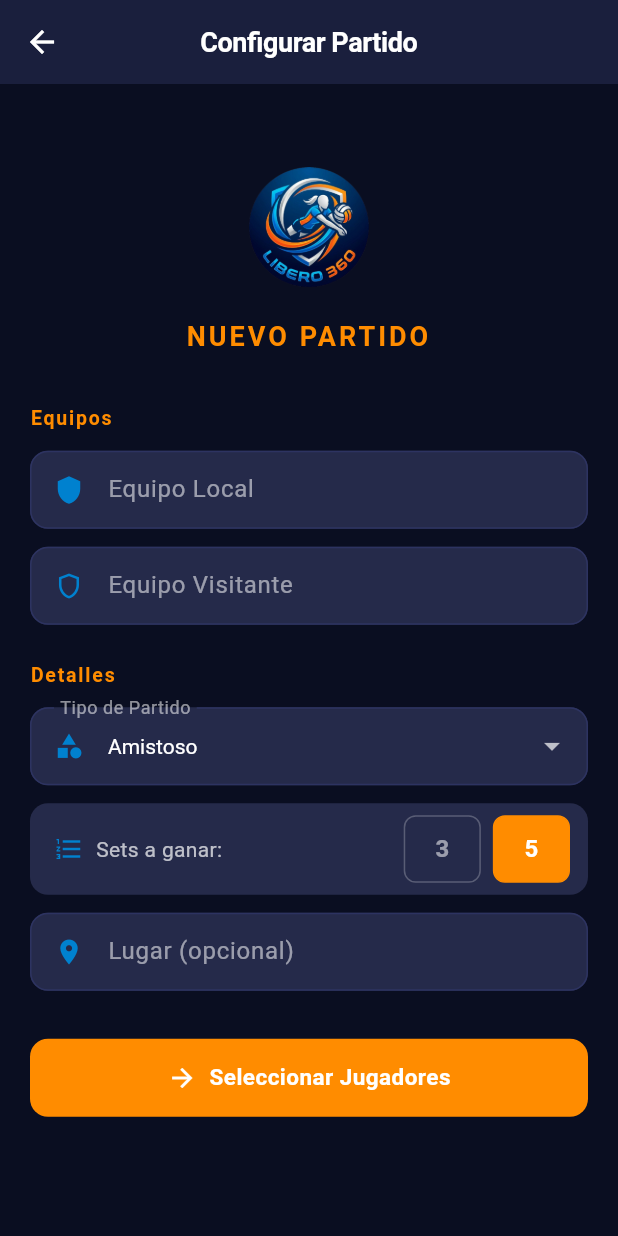
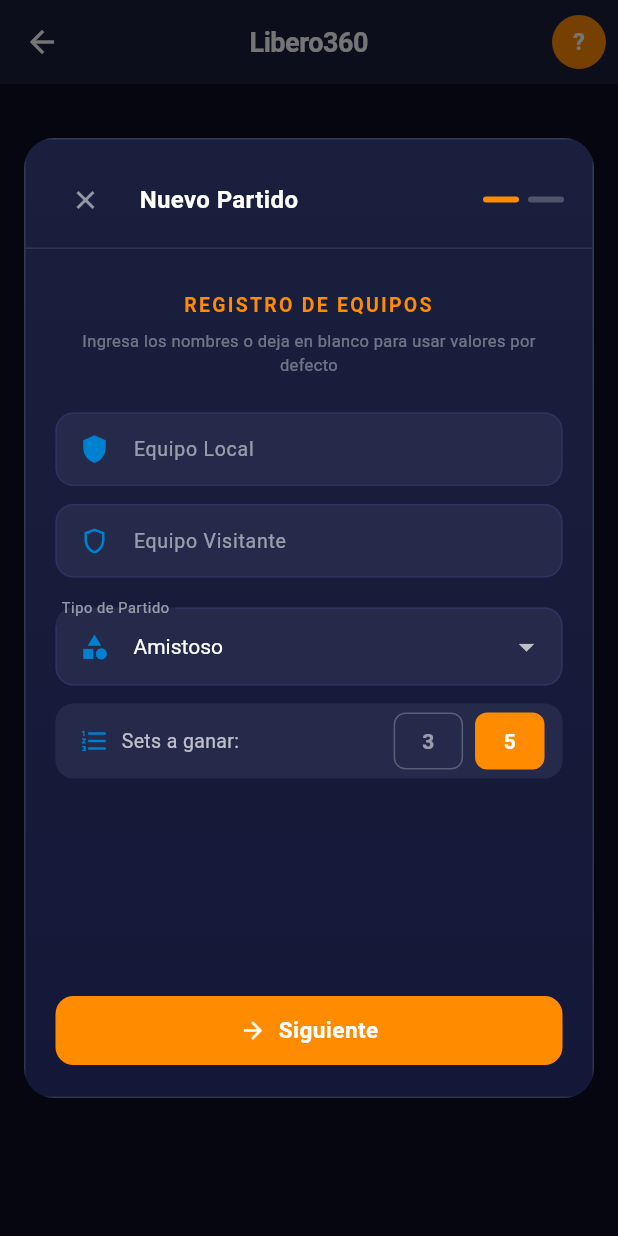
Before and after one commit to KelvinSilva0207/Libero360, a Flutter app: the HomeScreen screen opened directly, after a tap on "Partidos", on a phone screen of 412 x 824 dp. Run offline on Flutter 3.47's test engine with Material 3 defaults, Android fonts, the phone set to English and light mode, and no system bars; our stand-ins replace fl_chart, font_awesome_flutter, sembast_web; accounts and stored records are empty.

Commit message:
Match: nuevo dialog 2 pasos, endDrawer, posicion sinDefinir (2026-05-29 00:28:46)

```diff
--- a/lib/features/estadisticas/data/models/player.dart
+++ b/lib/features/estadisticas/data/models/player.dart
@@ -4,6 +4,7 @@ enum Posicion {
   central,
   receptor,
   libre,
+  sinDefinir,
 }
 
 enum EstadoSalud {
@@ -18,7 +19,7 @@ class Player {
   String cedula = '';
   DateTime fechaNacimiento = DateTime.now();
   int numero = 0;
-  Posicion posicion = Posicion.colocador;
+  Posicion posicion = Posicion.sinDefinir;
   bool esCapitan = false;
   String? fotoUrl;
   EstadoSalud estadoSalud = EstadoSalud.disponible;
@@ -32,7 +33,7 @@ class Player {
     required String cedula,
     required DateTime fechaNacimiento,
     required int numero,
-    required Posicion posicion,
+    Posicion posicion = Posicion.sinDefinir,
     bool esCapitan = false,
     String? fotoUrl,
     EstadoSalud estadoSalud = EstadoSalud.disponible,
@@ -68,6 +69,7 @@ class Player {
       case Posicion.central: return 'Central';
       case Posicion.receptor: return 'Punta';
       case Posicion.libre: return 'Líbero';
+      case Posicion.sinDefinir: return 'Sin definir';
     }
   }
 
--- a/lib/features/estadisticas/presentation/views/play_by_play_screen.dart
+++ b/lib/features/estadisticas/presentation/views/play_by_play_screen.dart
@@ -521,6 +521,7 @@ class _PlayByPlayContent extends StatelessWidget {
       case Posicion.central: return 'Central';
       case Posicion.receptor: return 'Punta (Receptor)';
       case Posicion.libre: return 'Líbero';
+      case Posicion.sinDefinir: return 'Sin definir';
     }
   }
 }
--- /dev/null
+++ b/lib/features/partido/presentation/views/match_start_dialog.dart
@@ -0,0 +1,497 @@
+import 'package:flutter/material.dart';
+import '../../../../core/themes/app_colors.dart';
+import '../../../estadisticas/data/models/models.dart';
+import '../../../estadisticas/data/local_db/database_service.dart';
+import '../../data/match_config.dart';
+import 'match_screen.dart';
+
+class MatchStartDialog extends StatefulWidget {
+  const MatchStartDialog({super.key});
+
+  @override
+  State<MatchStartDialog> createState() => _MatchStartDialogState();
+}
+
+class _MatchStartDialogState extends State<MatchStartDialog> {
+  final _pageCtrl = PageController();
+  final _localCtrl = TextEditingController();
+  final _visitorCtrl = TextEditingController();
+
+  TipoPartido _tipoPartido = TipoPartido.amistoso;
+  int _setsTotales = 5;
+
+  // Step 2
+  List<Player> _allPlayers = [];
+  final Set<int> _selectedIds = {};
+  bool _loadingPlayers = true;
+  String _filter = '';
+
+  int _currentPage = 0;
+
+  @override
+  void initState() {
+    super.initState();
+    _loadPlayers();
+  }
+
+  @override
+  void dispose() {
+    _pageCtrl.dispose();
+    _localCtrl.dispose();
+    _visitorCtrl.dispose();
+    super.dispose();
+  }
+
+  Future<void> _loadPlayers() async {
+    try {
+      await DatabaseService.instance.initialize();
+      final players = await DatabaseService.instance.getAllPlayers();
+      if (mounted) {
+        setState(() {
+          _allPlayers = players;
+          _loadingPlayers = false;
+        });
+      }
+    } catch (_) {
+      if (mounted) setState(() => _loadingPlayers = false);
+    }
+  }
+
+  void _irAlPaso2() {
+    _pageCtrl.animateToPage(1, duration: const Duration(milliseconds: 350), curve: Curves.easeInOut);
+  }
+
+  void _finalizar() {
+    final local = _localCtrl.text.trim();
+    final visitor = _visitorCtrl.text.trim();
+    final selected = _allPlayers.where((p) => _selectedIds.contains(p.id)).toList();
+
+    final config = MatchConfig(
+      localName: local.isNotEmpty ? local : 'Local',
+      visitorName: visitor.isNotEmpty ? visitor : 'Visitante',
+      setsTotales: _setsTotales,
+      tipoPartido: _tipoPartido,
+      lugar: null,
+      selectedPlayers: selected.take(12).toList(),
+    );
+
+    Navigator.of(context).pop();
+    Navigator.of(context, rootNavigator: true).push(
+      MaterialPageRoute(builder: (_) => MatchScreen(config: config)),
+    );
+  }
+
+  List<Player> get _filteredPlayers {
+    if (_filter.isEmpty) return _allPlayers;
+    final q = _filter.toLowerCase();
+    return _allPlayers.where((p) =>
+      p.nombre.toLowerCase().contains(q) ||
+      p.cedula.toLowerCase().contains(q) ||
+      '${p.numero}'.contains(q)
+    ).toList();
+  }
+
+  @override
+  Widget build(BuildContext context) {
+    return Dialog(
+      backgroundColor: Colors.transparent,
+      insetPadding: const EdgeInsets.all(16),
+      child: ClipRRect(
+        borderRadius: BorderRadius.circular(20),
+        child: Container(
+          constraints: const BoxConstraints(maxHeight: 640, maxWidth: 480),
+          decoration: BoxDecoration(
+            gradient: const LinearGradient(
+              colors: [AppColors.surface, Color(0xFF141838)],
+              begin: Alignment.topCenter,
+              end: Alignment.bottomCenter,
+            ),
+            border: Border.all(color: Colors.white12),
+          ),
+          child: Column(
+            mainAxisSize: MainAxisSize.min,
+            children: [
+              _buildHeader(),
+              Flexible(
+                child: PageView(
+                  controller: _pageCtrl,
+                  physics: const NeverScrollableScrollPhysics(),
+                  onPageChanged: (i) => setState(() => _currentPage = i),
+                  children: [
+                    _buildStep1(),
+                    _buildStep2(),
+                  ],
+                ),
+              ),
+            ],
+          ),
+        ),
+      ),
+    );
+  }
+
+  Widget _buildHeader() {
+    return Container(
+      padding: const EdgeInsets.fromLTRB(16, 16, 16, 8),
+      decoration: const BoxDecoration(
+        border: Border(bottom: BorderSide(color: Colors.white10)),
+      ),
+      child: Row(
+        children: [
+          IconButton(
+            icon: const Icon(Icons.close, color: Colors.white54, size: 20),
+            onPressed: () => Navigator.of(context).pop(),
+            padding: EdgeInsets.zero,
+            constraints: const BoxConstraints(),
+          ),
+          const SizedBox(width: 12),
+          Expanded(
+            child: Text(
+              'Nuevo Partido',
+              style: const TextStyle(color: Colors.white, fontSize: 16, fontWeight: FontWeight.bold),
+            ),
+          ),
+          _buildStepIndicator(),
+        ],
+      ),
+    );
+  }
+
+  Widget _buildStepIndicator() {
+    return Row(
+      mainAxisSize: MainAxisSize.min,
+      children: [0, 1].map((i) {
+        final isActive = i == _currentPage;
+        final isDone = i < _currentPage;
+        return Container(
+          margin: const EdgeInsets.symmetric(horizontal: 3),
+          width: 24, height: 4,
+          decoration: BoxDecoration(
+            borderRadius: BorderRadius.circular(2),
+            color: isActive ? AppColors.accent : (isDone ? AppColors.accent.withValues(alpha: 0.5) : Colors.white24),
+          ),
+        );
+      }).toList(),
+    );
+  }
+
+  // ========== STEP 1 ==========
+
+  Widget _buildStep1() {
+    return Padding(
+      padding: const EdgeInsets.all(20),
+      child: Column(
+        crossAxisAlignment: CrossAxisAlignment.stretch,
+        mainAxisSize: MainAxisSize.min,
+        children: [
+          const SizedBox(height: 8),
+          const Text(
+            'REGISTRO DE EQUIPOS',
+            textAlign: TextAlign.center,
+            style: TextStyle(color: AppColors.accent, fontSize: 13, fontWeight: FontWeight.bold, letterSpacing: 1.5),
+          ),
+          const SizedBox(height: 6),
+          const Text(
+            'Ingresa los nombres o deja en blanco para usar valores por defecto',
+            textAlign: TextAlign.center,
+            style: TextStyle(color: Colors.white38, fontSize: 11),
+          ),
+          const SizedBox(height: 24),
+          _buildField(_localCtrl, 'Equipo Local', Icons.shield),
+          const SizedBox(height: 12),
+          _buildField(_visitorCtrl, 'Equipo Visitante', Icons.shield_outlined),
+          const SizedBox(height: 20),
+          _buildTipoDropdown(),
+          const SizedBox(height: 12),
+          _buildSetsSelector(),
+          const Spacer(),
+          FilledButton.icon(
+            onPressed: _irAlPaso2,
+            icon: const Icon(Icons.arrow_forward, size: 18),
+            label: const Text('Siguiente'),
+            style: FilledButton.styleFrom(
+              backgroundColor: AppColors.accent,
+              foregroundColor: Colors.white,
+              padding: const EdgeInsets.symmetric(vertical: 14),
+              shape: RoundedRectangleBorder(borderRadius: BorderRadius.circular(12)),
+            ),
+          ),
+        ],
+      ),
+    );
+  }
+
+  Widget _buildField(TextEditingController ctrl, String label, IconData icon) {
+    return TextField(
+      controller: ctrl,
+      style: const TextStyle(color: Colors.white, fontSize: 14),
+      decoration: InputDecoration(
+        labelText: label,
+        labelStyle: const TextStyle(color: Colors.white54, fontSize: 13),
+        prefixIcon: Padding(
+          padding: const EdgeInsetsDirectional.only(start: 12, end: 8),
+          child: Icon(icon, color: AppColors.primary, size: 20),
+        ),
+        filled: true,
+        fillColor: AppColors.surfaceLight,
+        border: OutlineInputBorder(borderRadius: BorderRadius.circular(12), borderSide: BorderSide.none),
+        focusedBorder: OutlineInputBorder(
+          borderRadius: BorderRadius.circular(12),
+          borderSide: const BorderSide(color: AppColors.accent),
+        ),
+        contentPadding: const EdgeInsets.symmetric(vertical: 14),
+      ),
+    );
+  }
+
+  Widget _buildTipoDropdown() {
+    return DropdownButtonFormField<TipoPartido>(
+      value: _tipoPartido,
+      dropdownColor: AppColors.surfaceLight,
+      style: const TextStyle(color: Colors.white, fontSize: 14),
+      decoration: InputDecoration(
+        labelText: 'Tipo de Partido',
+        labelStyle: const TextStyle(color: Colors.white54, fontSize: 13),
+        prefixIcon: const Padding(
+          padding: EdgeInsetsDirectional.only(start: 12, end: 8),
+          child: Icon(Icons.category, color: AppColors.primary, size: 20),
+        ),
+        filled: true,
+        fillColor: AppColors.surfaceLight,
+        border: OutlineInputBorder(borderRadius: BorderRadius.circular(12), borderSide: BorderSide.none),
+        contentPadding: const EdgeInsets.symmetric(vertical: 14),
+      ),
+      items: const [
+        DropdownMenuItem(value: TipoPartido.amistoso, child: Text('Amistoso')),
+        DropdownMenuItem(value: TipoPartido.liga, child: Text('Liga')),
+        DropdownMenuItem(value: TipoPartido.torneo, child: Text('Torneo')),
+      ],
+      onChanged: (v) {
+        if (v != null) setState(() => _tipoPartido = v);
+      },
+    );
+  }
+
+  Widget _buildSetsSelector() {
+    return Container(
+      padding: const EdgeInsets.symmetric(horizontal: 12, vertical: 6),
+      decoration: BoxDecoration(
+        color: AppColors.surfaceLight,
+        borderRadius: BorderRadius.circular(12),
+      ),
+      child: Row(
+        children: [
+          const Padding(
+            padding: EdgeInsetsDirectional.only(start: 4, end: 8),
+            child: Icon(Icons.format_list_numbered, color: AppColors.primary, size: 20),
+          ),
+          const Text('Sets a ganar:', style: TextStyle(color: Colors.white70, fontSize: 13)),
+          const Spacer(),
+          _setChip(3),
+          const SizedBox(width: 8),
+          _setChip(5),
+        ],
+      ),
+    );
+  }
+
+  Widget _setChip(int n) {
+    final selected = _setsTotales == n;
+    return GestureDetector(
+      onTap: () => setState(() => _setsTotales = n),
+      child: Container(
+        padding: const EdgeInsets.symmetric(horizontal: 18, vertical: 8),
+        decoration: BoxDecoration(
+          color: selected ? AppColors.accent : Colors.transparent,
+          borderRadius: BorderRadius.circular(8),
+          border: Border.all(color: selected ? AppColors.accent : Colors.white24),
+        ),
+        child: Text(
+          '$n',
+          style: TextStyle(
+            color: selected ? Colors.white : Colors.white54,
+            fontWeight: FontWeight.bold,
+            fontSize: 14,
+          ),
+        ),
+      ),
+    );
+  }
+
+  // ========== STEP 2 ==========
+
+  Widget _buildStep2() {
+    return Padding(
+      padding: const EdgeInsets.fromLTRB(16, 8, 16, 16),
+      child: Column(
+        crossAxisAlignment: CrossAxisAlignment.stretch,
+        mainAxisSize: MainAxisSize.min,
+        children: [
+          const Text(
+            'ELIGE A TUS ATLETAS',
+            textAlign: TextAlign.center,
+            style: TextStyle(color: AppColors.accent, fontSize: 13, fontWeight: FontWeight.bold, letterSpacing: 1.5),
+          ),
+          const SizedBox(height: 4),
+          Container(
+            padding: const EdgeInsets.symmetric(horizontal: 10, vertical: 4),
+            decoration: BoxDecoration(
+              color: _selectedIds.length >= 6
+                  ? Colors.green.withValues(alpha: 0.15)
+                  : Colors.white.withValues(alpha: 0.05),
+              borderRadius: BorderRadius.circular(8),
+            ),
+            child: Text(
+              'Atletas seleccionados: ${_selectedIds.length}',
+              textAlign: TextAlign.center,
+              style: TextStyle(
+                color: _selectedIds.length >= 6 ? Colors.green : Colors.white54,
+                fontSize: 12,
+                fontWeight: FontWeight.w500,
+              ),
+            ),
+          ),
+          const SizedBox(height: 8),
+          TextField(
+            style: const TextStyle(color: Colors.white, fontSize: 13),
+            decoration: InputDecoration(
+              hintText: 'Buscar por nombre, cédula o número...',
+              hintStyle: const TextStyle(color: Colors.white24, fontSize: 12),
+              prefixIcon: const Padding(
+                padding: EdgeInsetsDirectional.only(start: 12, end: 8),
+                child: Icon(Icons.search, color: Colors.white24, size: 18),
+              ),
+              suffixIcon: _filter.isNotEmpty
+                  ? IconButton(
+                      icon: const Icon(Icons.clear, color: Colors.white38, size: 16),
+                      onPressed: () => setState(() => _filter = ''),
+                      padding: EdgeInsets.zero,
+                      constraints: const BoxConstraints(),
+                    )
+                  : null,
+              filled: true,
+              fillColor: AppColors.surfaceLight,
+              border: OutlineInputBorder(borderRadius: BorderRadius.circular(10), borderSide: BorderSide.none),
+              contentPadding: const EdgeInsets.symmetric(vertical: 10),
+            ),
+            onChanged: (v) => setState(() => _filter = v),
+          ),
+          const SizedBox(height: 8),
+          Flexible(
+            child: _loadingPlayers
+                ? const Center(child: CircularProgressIndicator(color: AppColors.accent))
+                : _allPlayers.isEmpty
+                    ? _emptyState()
+                    : _playerList(),
+          ),
+          const SizedBox(height: 8),
+          FilledButton.icon(
+            onPressed: _finalizar,
+            icon: const Icon(Icons.play_arrow, size: 18),
+            label: Text(
+              _selectedIds.isEmpty ? 'Comenzar Partido' : 'Iniciar (${_selectedIds.length})',
+            ),
+            style: FilledButton.styleFrom(
+              backgroundColor: AppColors.accent,
+              foregroundColor: Colors.white,
+              padding: const EdgeInsets.symmetric(vertical: 14),
+              shape: RoundedRectangleBorder(borderRadius: BorderRadius.circular(12)),
+            ),
+          ),
+        ],
+      ),
+    );
+  }
+
+  Widget _emptyState() {
+    return Center(
+      child: Column(
+        mainAxisSize: MainAxisSize.min,
+        children: [
+          const Icon(Icons.people_outline, color: Colors.white24, size: 48),
+          const SizedBox(height: 8),
+          const Text('No hay atletas registrados', style: TextStyle(color: Colors.white54, fontSize: 14)),
+          const SizedBox(height: 4),
+          const Text('Agrega atletas desde la sección Atletas', style: TextStyle(color: Colors.white38, fontSize: 12)),
+        ],
+      ),
+    );
+  }
+
+  Widget _playerList() {
+    final players = _filteredPlayers;
+    return ListView.builder(
+      padding: EdgeInsets.zero,
+      itemCount: players.length,
+      itemBuilder: (_, i) => _playerTile(players[i]),
+    );
+  }
+
+  Widget _playerTile(Player p) {
+    final selected = _selectedIds.contains(p.id);
+    return Container(
+      margin: const EdgeInsets.only(bottom: 5),
+      decoration: BoxDecoration(
+        color: AppColors.surfaceLight,
+        borderRadius: BorderRadius.circular(10),
+        border: Border.all(
+          color: selected ? AppColors.accent.withValues(alpha: 0.5) : Colors.transparent,
+          width: 1.2,
+        ),
+      ),
+      child: InkWell(
+        onTap: () => setState(() {
+          if (selected) { _selectedIds.remove(p.id); } else { _selectedIds.add(p.id); }
+        }),
+        borderRadius: BorderRadius.circular(10),
+        child: Padding(
+          padding: const EdgeInsets.symmetric(horizontal: 10, vertical: 8),
+          child: Row(
+            children: [
+              CircleAvatar(
+                radius: 16,
+                backgroundColor: selected ? AppColors.accent : AppColors.primary,
+                child: Text('${p.numero}', style: const TextStyle(fontWeight: FontWeight.bold, color: Colors.white, fontSize: 12)),
+              ),
+              const SizedBox(width: 8),
+              Expanded(
+                child: Column(
+                  crossAxisAlignment: CrossAxisAlignment.start,
+                  children: [
+                    Text(p.nombre, style: const TextStyle(color: Colors.white, fontWeight: FontWeight.w500, fontSize: 13)),
+                    const SizedBox(height: 1),
+                    Row(
+                      children: [
+                        Text('Cédula: ${p.cedula}', style: const TextStyle(color: Colors.white38, fontSize: 10)),
+                        const SizedBox(width: 6),
+                        Container(
+                          padding: const EdgeInsets.symmetric(horizontal: 5, vertical: 1),
+                          decoration: BoxDecoration(
+                            color: AppColors.primary.withValues(alpha: 0.2),
+                            borderRadius: BorderRadius.circular(4),
+                          ),
+                          child: Text(p.posicionLabel, style: const TextStyle(color: AppColors.primary, fontSize: 9, fontWeight: FontWeight.w500)),
+                        ),
+                      ],
+                    ),
+                  ],
+                ),
+              ),
+              Checkbox(
+                value: selected,
+                onChanged: (_) => setState(() {
+                  if (selected) { _selectedIds.remove(p.id); } else { _selectedIds.add(p.id); }
+                }),
+                activeColor: AppColors.accent,
+                checkColor: Colors.white,
+                side: const BorderSide(color: Colors.white24),
+                materialTapTargetSize: MaterialTapTargetSize.shrinkWrap,
+                visualDensity: VisualDensity.compact,
+              ),
+            ],
+          ),
+        ),
+      ),
+    );
+  }
+}
--- a/lib/features/partido/presentation/widgets/volleyball_court_widget.dart
+++ b/lib/features/partido/presentation/widgets/volleyball_court_widget.dart
@@ -264,6 +264,7 @@ class _PlayerAvatarState extends State<_PlayerAvatar> {
       case Posicion.central: return 'CTR';
       case Posicion.receptor: return 'PUN';
       case Posicion.libre: return 'LIB';
+      case Posicion.sinDefinir: return '—';
     }
   }
 }
--- a/lib/main.dart
+++ b/lib/main.dart
@@ -3,7 +3,7 @@ import 'package:font_awesome_flutter/font_awesome_flutter.dart';
 import 'package:provider/provider.dart';
 import 'core/themes/app_theme.dart';
 import 'features/auth/auth.dart';
-import 'features/partido/presentation/views/match_setup_screen.dart';
+import 'features/partido/presentation/views/match_start_dialog.dart';
 import 'features/asistencia/asistencia.dart';
 import 'features/estadisticas/presentation/views/play_by_play_screen.dart';
 
@@ -213,8 +213,9 @@ class HomeScreen extends StatelessWidget {
                           icon: FontAwesomeIcons.volleyball,
                           label: 'Partidos',
                           isWide: isWide,
-                          onTap: () => Navigator.push(
-                            context, MaterialPageRoute(builder: (_) => const MatchSetupScreen()),
+                          onTap: () => showDialog(
+                            context: context,
+                            builder: (_) => const MatchStartDialog(),
                           ),
                         ),
                         _FeatureButton(
```
Also changed, not shown: lib/features/asistencia/presentation/views/athlete_form_screen.dart (+3 -8 lines), lib/features/estadisticas/presentation/widgets/live_stats_widget.dart (+6 -10 lines), lib/features/estadisticas/presentation/widgets/stat_recorder_widget.dart (+12 -20 lines), lib/features/partido/presentation/views/match_screen.dart (+102 -0 lines).
